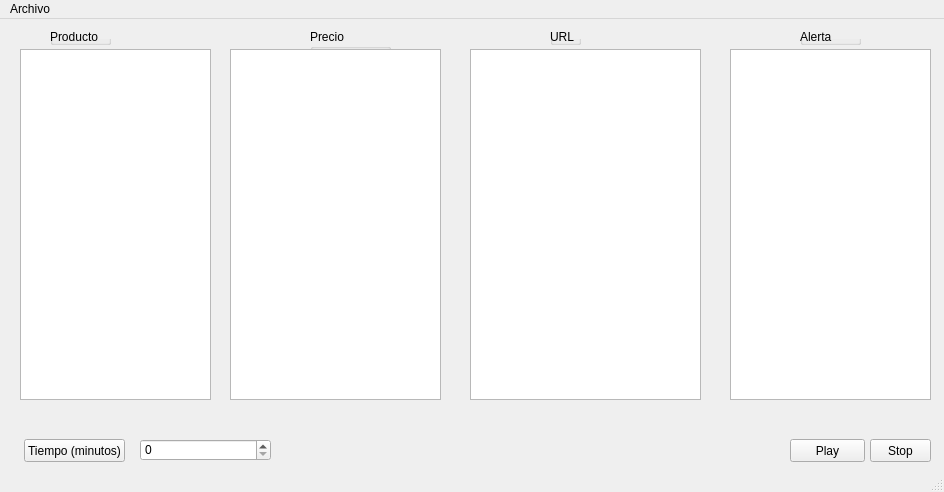
Old version of the form Scrapping - copia - copia/ui_files/comparador_interface.ui in the repository jaumeollerfernandez/scrap.me.
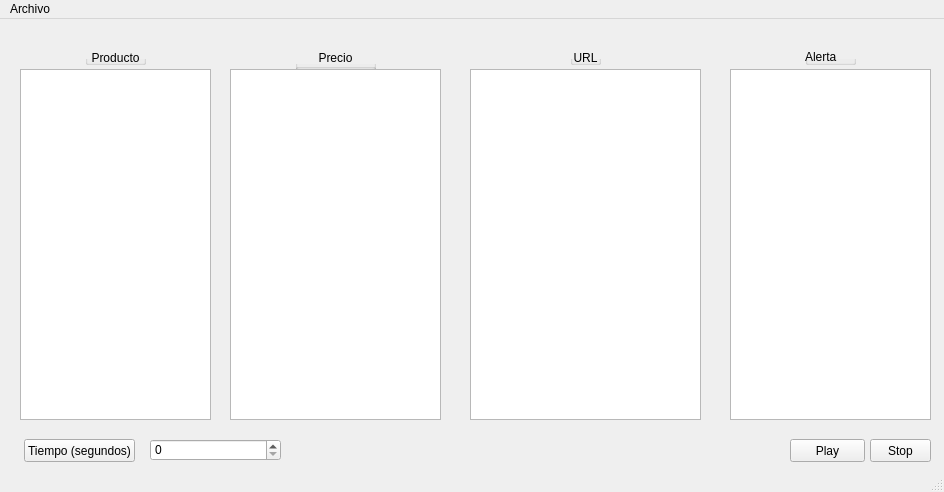
New version of the form.

The edit to the form file:
```diff
--- a/Scrapping - copia - copia/ui_files/comparador_interface.ui
+++ b/Scrapping - copia - copia/ui_files/comparador_interface.ui
@@ -51,19 +51,19 @@
      <rect>
       <x>24</x>
       <y>420</y>
-      <width>101</width>
+      <width>111</width>
       <height>23</height>
      </rect>
     </property>
     <property name="text">
-     <string>Tiempo (minutos)</string>
+     <string>Tiempo (segundos)</string>
     </property>
    </widget>
    <widget class="QGroupBox" name="producto_name">
     <property name="geometry">
      <rect>
-      <x>50</x>
-      <y>10</y>
+      <x>85</x>
+      <y>30</y>
       <width>61</width>
       <height>16</height>
      </rect>
@@ -71,25 +71,37 @@
     <property name="title">
      <string>Producto</string>
     </property>
+    <property name="alignment">
+     <set>Qt::AlignCenter</set>
+    </property>
    </widget>
    <widget class="QGroupBox" name="precio_name">
+    <property name="enabled">
+     <bool>true</bool>
+    </property>
     <property name="geometry">
      <rect>
-      <x>310</x>
-      <y>10</y>
+      <x>295</x>
+      <y>30</y>
       <width>81</width>
-      <height>31</height>
+      <height>21</height>
      </rect>
     </property>
     <property name="title">
      <string>Precio</string>
     </property>
+    <property name="alignment">
+     <set>Qt::AlignCenter</set>
+    </property>
+    <property name="flat">
+     <bool>false</bool>
+    </property>
    </widget>
    <widget class="QGroupBox" name="url_name">
     <property name="geometry">
      <rect>
-      <x>550</x>
-      <y>10</y>
+      <x>570</x>
+      <y>30</y>
       <width>31</width>
       <height>16</height>
      </rect>
@@ -97,13 +109,16 @@
     <property name="title">
      <string>URL</string>
     </property>
+    <property name="alignment">
+     <set>Qt::AlignCenter</set>
+    </property>
    </widget>
    <widget class="QGroupBox" name="alerta_name">
     <property name="geometry">
      <rect>
-      <x>800</x>
-      <y>10</y>
-      <width>61</width>
+      <x>805</x>
+      <y>30</y>
+      <width>51</width>
       <height>16</height>
      </rect>
     </property>
@@ -115,17 +130,20 @@
     <property name="geometry">
      <rect>
       <x>20</x>
-      <y>30</y>
+      <y>50</y>
       <width>191</width>
       <height>351</height>
      </rect>
     </property>
    </widget>
    <widget class="QListWidget" name="Precio">
+    <property name="enabled">
+     <bool>true</bool>
+    </property>
     <property name="geometry">
      <rect>
       <x>230</x>
-      <y>30</y>
+      <y>50</y>
       <width>211</width>
       <height>351</height>
      </rect>
@@ -135,7 +153,7 @@
     <property name="geometry">
      <rect>
       <x>470</x>
-      <y>30</y>
+      <y>50</y>
       <width>231</width>
       <height>351</height>
      </rect>
@@ -145,7 +163,7 @@
     <property name="geometry">
      <rect>
       <x>730</x>
-      <y>30</y>
+      <y>50</y>
       <width>201</width>
       <height>351</height>
      </rect>
@@ -154,7 +172,7 @@
    <widget class="QSpinBox" name="spinBox">
     <property name="geometry">
      <rect>
-      <x>140</x>
+      <x>150</x>
       <y>420</y>
       <width>131</width>
       <height>22</height>
```
Left out of the diff: 2 changed lines with no effect on the pictures.
